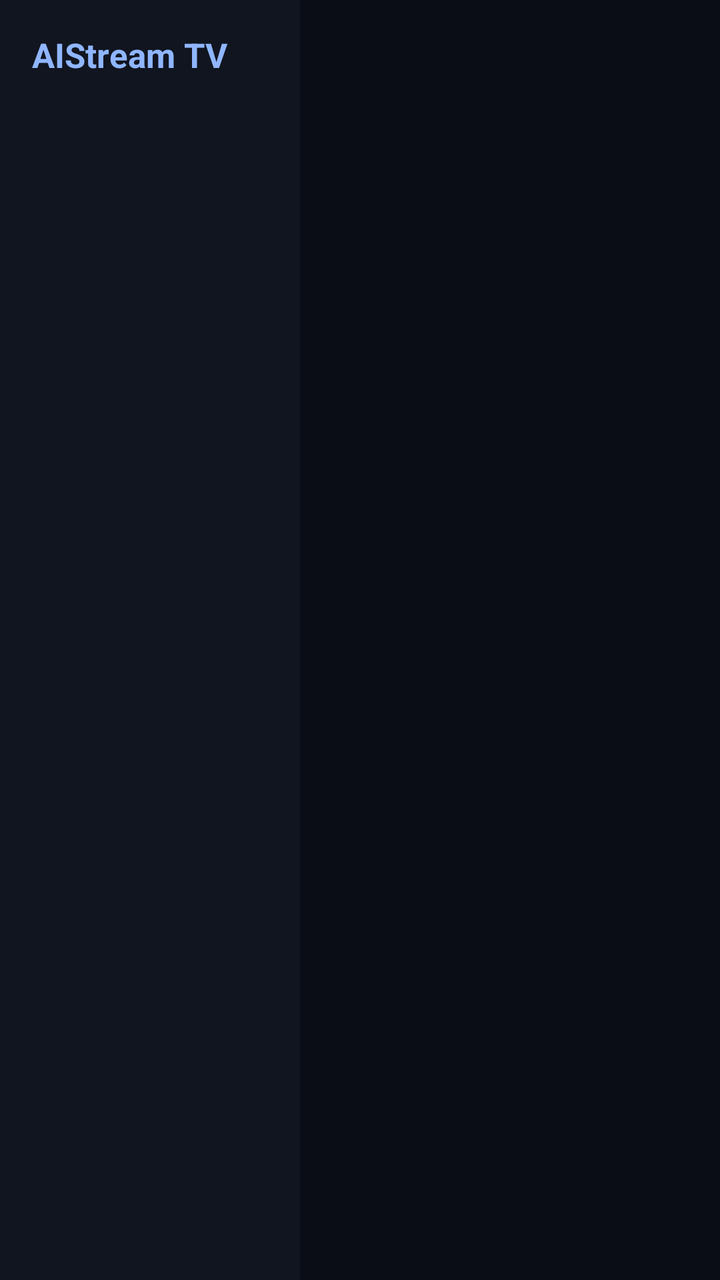
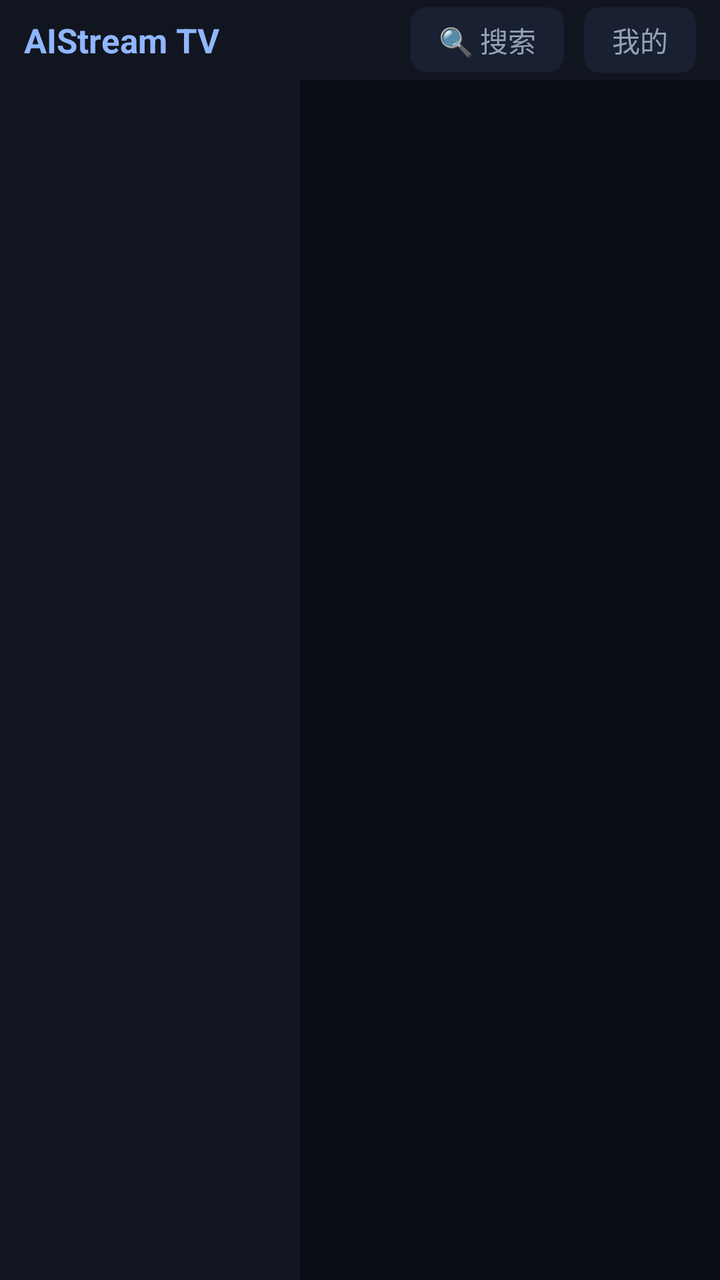

Screens rendered from an Android XML layout before and after an edit, with the pre-edit source and the edit as a unified diff.
<!-- AndroidManifest.xml: application theme Theme.AIStreamTV -->
<!-- res/layout/activity_main.xml -->
<?xml version="1.0" encoding="utf-8"?>
<LinearLayout xmlns:android="http://schemas.android.com/apk/res/android"
    android:layout_width="match_parent"
    android:layout_height="match_parent"
    android:background="@color/bg"
    android:orientation="horizontal">

    <LinearLayout
        android:id="@+id/rail"
        android:layout_width="@dimen/rail_width"
        android:layout_height="match_parent"
        android:background="@color/bg_rail"
        android:orientation="vertical"
        android:paddingTop="@dimen/rail_pad_top"
        android:paddingBottom="26dp">

        <TextView
            android:id="@+id/tvBrand"
            android:layout_width="match_parent"
            android:layout_height="wrap_content"
            android:paddingStart="@dimen/brand_pad_start"
            android:paddingEnd="10dp"
            android:paddingBottom="18dp"
            android:text="@string/app_name"
            android:textColor="@color/accent_soft"
            android:textSize="@dimen/brand_size"
            android:textStyle="bold" />

        

    </LinearLayout>

    <FrameLayout
        android:id="@+id/content"
        android:layout_width="0dp"
        android:layout_height="match_parent"
        android:layout_weight="1" />

</LinearLayout>
<!-- resources referenced by this layout -->
<resources>
  <color name="accent_soft">#FF8FB6FF</color>
  <color name="bg">#FF0A0D15</color>
  <color name="bg_rail">#FF11151F</color>
  <dimen name="brand_pad_start">16dp</dimen>
  <dimen name="brand_size">17sp</dimen>
  <dimen name="rail_pad_top">16dp</dimen>
  <dimen name="rail_width">150dp</dimen>
  <string name="app_name">AIStream TV</string>
  <style name="Theme.AIStreamTV" parent="Theme.AppCompat.NoActionBar">
          <item name="android:windowBackground">@color/bg</item>
          <item name="android:colorBackground">@color/bg</item>
          <item name="android:textColorPrimary">@color/fg</item>
          <item name="android:textColorSecondary">@color/fg_dim</item>
          <item name="android:windowNoTitle">true</item>
          <item name="colorAccent">@color/accent</item>
          <item name="android:colorControlActivated">@color/accent</item>
      </style>
  <color name="fg">#FFEDF1F8</color>
  <color name="fg_dim">#FF94A1B8</color>
  <color name="accent">#FF4C8DFF</color>
</resources>

<!-- the commit's change to res/layout/activity_main.xml (unified diff, before → after) -->
@@ -3,37 +3,89 @@
     android:layout_width="match_parent"
     android:layout_height="match_parent"
     android:background="@color/bg"
-    android:orientation="horizontal">
+    android:orientation="vertical">
 
+    
     <LinearLayout
-        android:id="@+id/rail"
-        android:layout_width="@dimen/rail_width"
-        android:layout_height="match_parent"
+        android:id="@+id/header"
+        android:layout_width="match_parent"
+        android:layout_height="@dimen/header_h"
         android:background="@color/bg_rail"
-        android:orientation="vertical"
-        android:paddingTop="@dimen/rail_pad_top"
-        android:paddingBottom="26dp">
+        android:gravity="center_vertical"
+        android:orientation="horizontal"
+        android:paddingStart="@dimen/page_pad"
+        android:paddingEnd="@dimen/page_pad">
 
         <TextView
             android:id="@+id/tvBrand"
-            android:layout_width="match_parent"
+            android:layout_width="wrap_content"
             android:layout_height="wrap_content"
-            android:paddingStart="@dimen/brand_pad_start"
-            android:paddingEnd="10dp"
-            android:paddingBottom="18dp"
+            android:ellipsize="end"
+            android:maxLines="1"
             android:text="@string/app_name"
             android:textColor="@color/accent_soft"
             android:textSize="@dimen/brand_size"
             android:textStyle="bold" />
 
-        
+        <View
+            android:layout_width="0dp"
+            android:layout_height="1dp"
+            android:layout_weight="1" />
+
+        <TextView
+            android:id="@+id/btnSearch"
+            style="@style/AIStream.FocusItem"
+            android:layout_width="wrap_content"
+            android:layout_height="wrap_content"
+            android:background="@drawable/bg_chip"
+            android:paddingStart="14dp"
+            android:paddingEnd="14dp"
+            android:paddingTop="6dp"
+            android:paddingBottom="6dp"
+            android:text="🔍 搜索"
+            android:textColor="@color/fg_dim"
+            android:textSize="14sp" />
+
+        <TextView
+            android:id="@+id/btnMe"
+            style="@style/AIStream.FocusItem"
+            android:layout_width="wrap_content"
+            android:layout_height="wrap_content"
+            android:layout_marginStart="10dp"
+            android:background="@drawable/bg_chip"
+            android:paddingStart="14dp"
+            android:paddingEnd="14dp"
+            android:paddingTop="6dp"
+            android:paddingBottom="6dp"
+            android:text="我的"
+            android:textColor="@color/fg_dim"
+            android:textSize="14sp" />
 
     </LinearLayout>
 
-    <FrameLayout
-        android:id="@+id/content"
-        android:layout_width="0dp"
-        android:layout_height="match_parent"
-        android:layout_weight="1" />
+    <LinearLayout
+        android:layout_width="match_parent"
+        android:layout_height="0dp"
+        android:layout_weight="1"
+        android:orientation="horizontal">
+
+        
+        <LinearLayout
+            android:id="@+id/rail"
+            android:layout_width="@dimen/rail_width"
+            android:layout_height="match_parent"
+            android:background="@color/bg_rail"
+            android:orientation="vertical"
+            android:paddingStart="12dp"
+            android:paddingTop="16dp"
+            android:paddingEnd="12dp" />
+
+        <FrameLayout
+            android:id="@+id/content"
+            android:layout_width="0dp"
+            android:layout_height="match_parent"
+            android:layout_weight="1" />
+
+    </LinearLayout>
 
 </LinearLayout>
<!-- resource entries referenced after the edit -->
@@ -3,11 +3,22 @@
   <color name="accent_soft">#FF8FB6FF</color>
   <color name="bg">#FF0A0D15</color>
   <color name="bg_rail">#FF11151F</color>
-  <dimen name="brand_pad_start">16dp</dimen>
   <dimen name="brand_size">17sp</dimen>
-  <dimen name="rail_pad_top">16dp</dimen>
+  <dimen name="header_h">40dp</dimen>
+  <dimen name="page_pad">12dp</dimen>
   <dimen name="rail_width">150dp</dimen>
+  <!-- drawable bg_chip (drawable) -->
+  <?xml version="1.0" encoding="utf-8"?>
+  <shape xmlns:android="http://schemas.android.com/apk/res/android" android:shape="rectangle">
+      <solid android:color="@color/bg_card" />
+      <corners android:radius="8dp" />
+  </shape>
   <string name="app_name">AIStream TV</string>
+  <style name="AIStream.FocusItem" parent="">
+          <item name="android:focusable">true</item>
+          <item name="android:focusableInTouchMode">true</item>
+          <item name="android:clickable">true</item>
+      </style>
   <style name="Theme.AIStreamTV" parent="Theme.AppCompat.NoActionBar">
           <item name="android:windowBackground">@color/bg</item>
           <item name="android:colorBackground">@color/bg</item>
@@ -17,6 +28,7 @@
           <item name="colorAccent">@color/accent</item>
           <item name="android:colorControlActivated">@color/accent</item>
       </style>
+  <color name="bg_card">#FF182031</color>
   <color name="fg">#FFEDF1F8</color>
   <color name="fg_dim">#FF94A1B8</color>
   <color name="accent">#FF4C8DFF</color>
